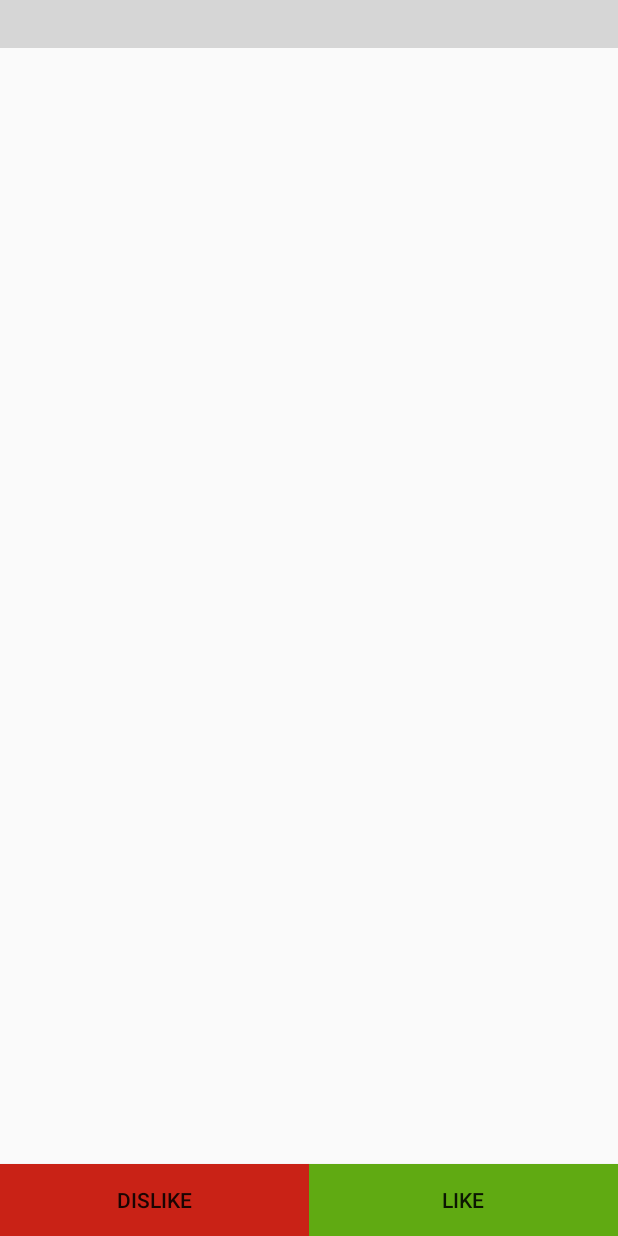
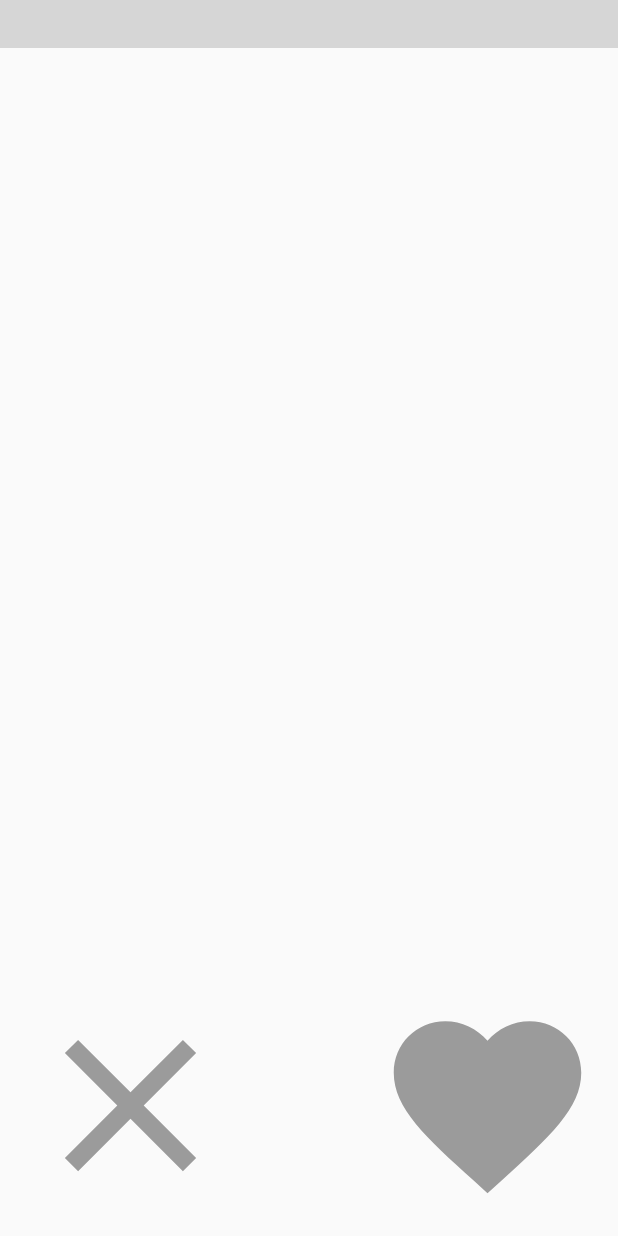
Before and after one commit to alexan059/foodmatch, an Android app: the layout activity_main.xml on its own in the app's theme, with its tools: preview values and no code run, on a phone screen of 412 x 824 dp. Run offline under Robolectric (Android 15) with nearby library versions, the phone set to English and light mode, and no system bars; plain views replace SwipeFlingAdapterView; grey boxes are pictures that could not be loaded.

Commit message:
Styled buttons

```diff
--- /dev/null
+++ b/app/src/main/res/drawable/ic_cross.xml
@@ -0,0 +1,9 @@
+<vector xmlns:android="http://schemas.android.com/apk/res/android"
+        android:width="24dp"
+        android:height="24dp"
+        android:viewportWidth="24.0"
+        android:viewportHeight="24.0">
+    <path
+        android:fillColor="#61000000"
+        android:pathData="M19,6.41L17.59,5 12,10.59 6.41,5 5,6.41 10.59,12 5,17.59 6.41,19 12,13.41 17.59,19 19,17.59 13.41,12z"/>
+</vector>
--- /dev/null
+++ b/app/src/main/res/drawable/ic_heart.xml
@@ -0,0 +1,9 @@
+<vector xmlns:android="http://schemas.android.com/apk/res/android"
+        android:width="24dp"
+        android:height="24dp"
+        android:viewportWidth="24.0"
+        android:viewportHeight="24.0">
+    <path
+        android:fillColor="#61000000"
+        android:pathData="M12,21.35l-1.45,-1.32C5.4,15.36 2,12.28 2,8.5 2,5.42 4.42,3 7.5,3c1.74,0 3.41,0.81 4.5,2.09C13.09,3.81 14.76,3 16.5,3 19.58,3 22,5.42 22,8.5c0,3.78 -3.4,6.86 -8.55,11.54L12,21.35z"/>
+</vector>
--- a/app/src/main/res/layout/activity_main.xml
+++ b/app/src/main/res/layout/activity_main.xml
@@ -18,35 +18,27 @@
         app:max_visible="2"
         app:min_adapter_stack="6" />
 
-    <LinearLayout
-        android:orientation="horizontal"
-        android:layout_width="match_parent"
-        android:layout_height="match_parent"
-        android:gravity="bottom">
+
 
         <Button
-            android:layout_width="wrap_content"
-            android:layout_height="wrap_content"
-            android:text="Dislike"
+            android:layout_width="150dp"
+            android:layout_height="150dp"
             android:id="@+id/btDislike"
             android:layout_alignParentBottom="true"
             android:layout_alignParentLeft="true"
             android:layout_alignParentStart="true"
-            android:background="#c92216"
-            android:layout_alignTop="@+id/button2"
-            android:layout_weight="1" />
+            android:layout_margin="12dp"
+            android:background="@drawable/ic_cross"/>
 
         <Button
-            android:layout_width="wrap_content"
-            android:layout_height="wrap_content"
-            android:text="Like"
+            android:layout_width="150dp"
+            android:layout_height="150dp"
             android:id="@+id/btLike"
             android:layout_alignParentBottom="true"
             android:layout_alignParentRight="true"
             android:layout_alignParentEnd="true"
-            android:background="#60aa12"
-            android:layout_weight="1" />
-    </LinearLayout>
+            android:layout_margin="12dp"
+            android:background="@drawable/ic_heart" />
 
 
 </RelativeLayout>
--- a/app/src/main/res/values/colors.xml
+++ b/app/src/main/res/values/colors.xml
@@ -5,8 +5,10 @@
     <color name="colorSilver">#c0c0c0</color>
     <color name="colorBorder">#D0D0D0</color>
 
-    <color name="colorPrimaryText">#000000</color>
-    <color name="colorSecondaryText">#777777</color>
+    <color name="colorTextPrimary">#DE000000</color>
+    <color name="colorTextSecondary">#8A000000</color>
+    <color name="colorTextDisabled">#61000000</color>
+
 
     <!--color name="colorPrimary">#ed830f</color-->
     <color name="colorPrimary">#ed830f</color>
```
Also changed, not shown: app/src/main/res/layout/card_item.xml (+9 -5 lines).
